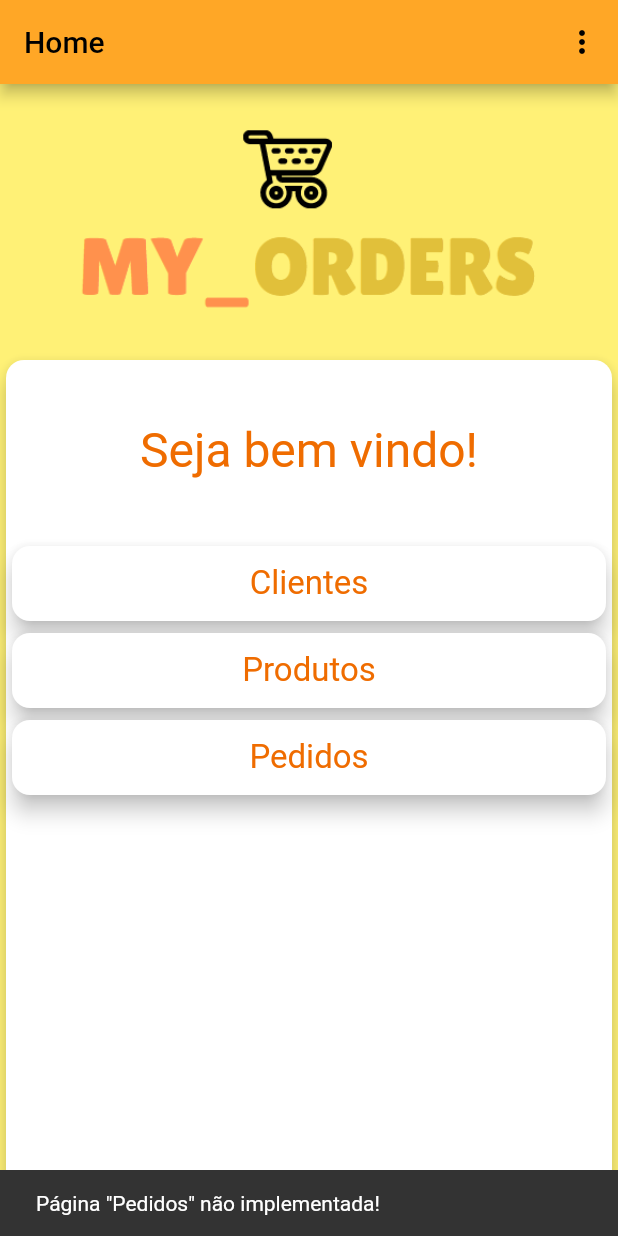
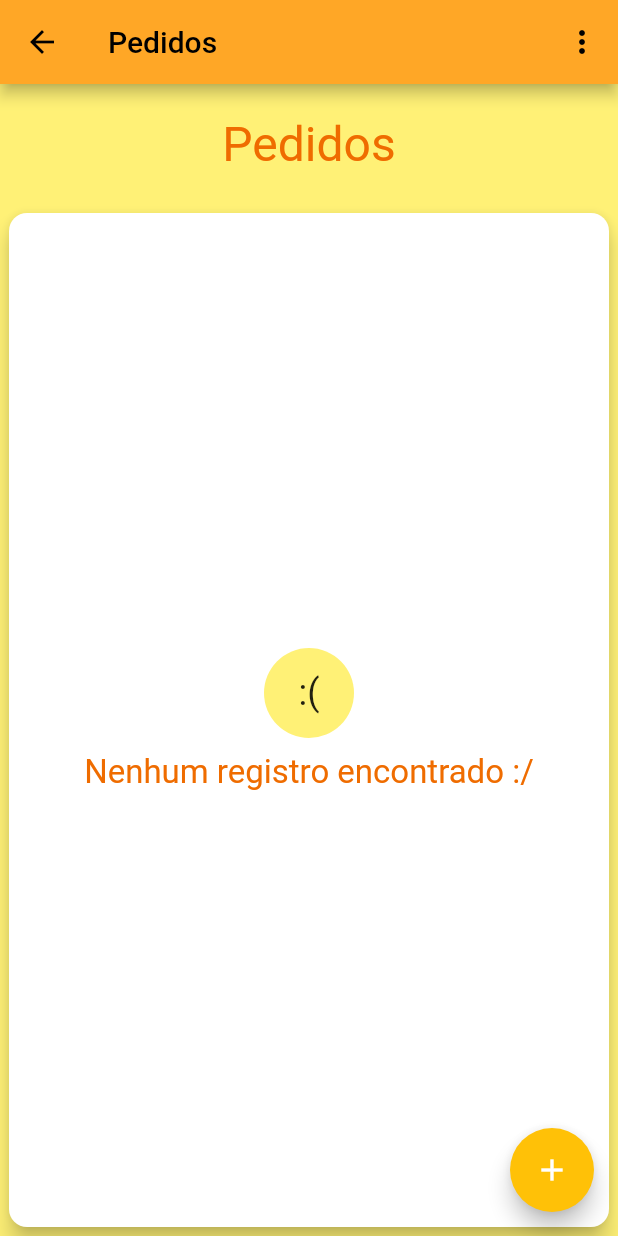
Before and after one commit to joaovperin/my_orders, a Flutter app: the screen it shows after launch, after a tap on "Pedidos", on a phone screen of 412 x 824 dp. Run offline on Flutter 3.47's test engine with Material 2 defaults, Android fonts, the phone set to English and light mode, and no system bars; our stand-ins replace badges, focused_menu, sqflite; accounts and stored records are empty.

Commit message:
fixed login validation, and now printing user name. Also created empty orders page

```diff
--- a/lib/main.dart
+++ b/lib/main.dart
@@ -4,6 +4,8 @@ import 'package:intl/intl.dart';
 import 'package:provider/provider.dart';
 
 import 'modules/home_page.dart';
+import 'modules/order/order_page.dart';
+import 'modules/order/orders_provider.dart';
 import 'modules/user/logged_user_provider.dart';
 import 'modules/customer/customer_page.dart';
 import 'modules/customer/customers_provider.dart';
@@ -114,6 +116,11 @@ class AppRouter extends StatelessWidget {
               create: (ctx) => CustomersProvider(),
               child: CustomerPage(),
             ),
+        // Listagem de pedidos
+        AppRoutes.ORDER_LIST: (ctx) => ChangeNotifierProvider(
+              create: (ctx) => OrdersPageProvider(),
+              child: OrderPage(),
+            ),
       };
 
   @override
--- a/lib/modules/customer/customer_model.dart
+++ b/lib/modules/customer/customer_model.dart
@@ -2,6 +2,18 @@ import 'dart:convert';
 
 import 'package:my_orders/utils/abstract_model.dart';
 
+/// Data access object
+class CustomerDao extends AbstractModelDao<Customer> {
+  static const kTableName = 'customer';
+  const CustomerDao() : super(kTableName);
+
+  @override
+  Customer fromMap(Map<String, dynamic> map) {
+    return Customer.fromMap(map);
+  }
+}
+
+/// Model object
 class Customer extends AbstractModel<Customer> {
   final int id;
   final String name;
--- a/lib/modules/customer/customers_provider.dart
+++ b/lib/modules/customer/customers_provider.dart
@@ -3,11 +3,8 @@ import 'package:my_orders/utils/abstract_model.dart';
 import 'package:my_orders/utils/string_utils.dart';
 
 class CustomersProvider extends AbstractModelListProvider<Customer> {
-  static const kTableName = 'customer';
+  CustomersProvider() : super(CustomerDao());
 
-  CustomersProvider() : super(kTableName);
-
-  @override
   Customer fromMap(Map<String, dynamic> map) {
     return Customer.fromMap(map);
   }
--- a/lib/modules/home_page.dart
+++ b/lib/modules/home_page.dart
@@ -1,4 +1,5 @@
 import 'package:flutter/material.dart';
+import 'package:my_orders/modules/user/logged_user_provider.dart';
 import 'package:my_orders/utils/app-routes.dart';
 import 'package:my_orders/utils/navigator.dart';
 import 'package:my_orders/utils/ui.dart';
@@ -20,7 +21,7 @@ class MyHomePage extends StatelessWidget {
       ),
       body: Column(
         children: [
-          AppLogo(),
+          const AppLogo(),
           Expanded(
             child: SizedBox(
               width: double.infinity,
@@ -33,22 +34,23 @@ class MyHomePage extends StatelessWidget {
   }
 
   Card _card(BuildContext ctx) {
+    final LoggedUserProvider userProvider = LoggedUserProvider.of(ctx);
     return Card(
       child: Column(
         mainAxisAlignment: MainAxisAlignment.start,
         children: <Widget>[
-          const AppTitleText('Seja bem vindo!', height: kSuperiorContainerSize),
-          _itemCard(ctx, 'Clientes', (_) => pushNamed(ctx, AppRoutes.CUSTOMER_LIST)),
-          _itemCard(ctx, 'Produtos', (_) => pushNamed(ctx, AppRoutes.PRODUCT_LIST)),
-          _itemCard(ctx, 'Pedidos', (name) => pageNotImplemented(ctx, name)),
+          AppTitleText('Seja bem vindo, ${userProvider.name}', height: kSuperiorContainerSize),
+          _itemCard(ctx, 'Clientes', () => pushNamed(ctx, AppRoutes.CUSTOMER_LIST)),
+          _itemCard(ctx, 'Produtos', () => pushNamed(ctx, AppRoutes.PRODUCT_LIST)),
+          _itemCard(ctx, 'Pedidos', () => pushNamed(ctx, AppRoutes.ORDER_LIST)),
         ],
       ),
     );
   }
 
-  Widget _itemCard(BuildContext ctx, String text, Function(String) onTap) {
+  Widget _itemCard(BuildContext ctx, String text, GestureTapCallback onTap) {
     return GestureDetector(
-      onTap: () => onTap.call(text),
+      onTap: onTap,
       child: Card(
         child: Container(
           height: kItemCardHeigth,
--- a/lib/modules/order/order_model.dart
+++ b/lib/modules/order/order_model.dart
@@ -2,6 +2,18 @@ import 'dart:convert';
 
 import 'package:my_orders/utils/abstract_model.dart';
 
+/// Data access object
+class OrderDao extends AbstractModelDao<Order> {
+  static const kTableName = 'order';
+  const OrderDao() : super(kTableName);
+
+  @override
+  Order fromMap(Map<String, dynamic> map) {
+    return Order.fromMap(map);
+  }
+}
+
+/// Model object
 class Order extends AbstractModel<Order> {
   final int id;
   final int customerId;
--- /dev/null
+++ b/lib/modules/order/order_page.dart
@@ -0,0 +1,131 @@
+import 'package:flutter/material.dart';
+import 'package:focused_menu/modals.dart';
+import 'package:my_orders/utils/ui.dart';
+import 'package:my_orders/widgets/app_more_buttons_container.dart';
+import 'package:my_orders/widgets/app_title_text.dart';
+import 'package:my_orders/widgets/app_user_menu.dart';
+import 'package:provider/provider.dart';
+
+import 'orders_provider.dart';
+
+class OrderPage extends StatelessWidget {
+  static const title = 'Pedidos';
+
+  OrderPage({Key key}) : super(key: key);
+
+  @override
+  Widget build(BuildContext ctx) {
+    return Scaffold(
+      appBar: AppBar(
+        title: const Text(title),
+        actions: [const AppUserMenu()],
+      ),
+      body: Center(
+        child: Column(
+          children: [
+            const AppTitleText(title),
+            Expanded(
+              child: Container(
+                padding: EdgeInsets.all(2),
+                width: double.infinity,
+                child: Card(
+                  child: _customerList(ctx),
+                ),
+              ),
+            ),
+          ],
+        ),
+      ),
+      floatingActionButton: Column(
+        mainAxisAlignment: MainAxisAlignment.end,
+        children: <Widget>[
+          FloatingActionButton(
+            heroTag: null,
+            onPressed: () => _addNovoRegistro(ctx),
+            tooltip: 'Novo Cliente',
+            child: Icon(Icons.add),
+          ),
+        ],
+      ),
+    );
+  }
+
+  Widget _customerList(BuildContext ctx) {
+    return FutureBuilder(
+      future: Provider.of<OrdersPageProvider>(ctx, listen: false).loadList(),
+      builder: (context, snapshot) => snapshot.connectionState == ConnectionState.waiting
+          ? _loadingBar(ctx)
+          : Consumer<OrdersPageProvider>(
+              child: notFound(),
+              builder: (context, provider, child) {
+                // empty list
+                if (provider.count == 0) {
+                  return child;
+                }
+                return ListView.builder(
+                  itemCount: provider.count,
+                  itemBuilder: (ctx, index) {
+                    final order = provider.getByIndex(index);
+                    final entryDate = provider.fmtEntryDate(order);
+                    final totalValue = provider.fmtTotalValue(order);
+
+                    return ListTile(
+                      leading: Container(
+                        decoration: BoxDecoration(
+                          color: Theme.of(ctx).backgroundColor,
+                          border: Border.all(
+                            color: Theme.of(ctx).accentColor,
+                            width: 2,
+                          ),
+                        ),
+                        padding: EdgeInsets.all(4),
+                        child: SizedBox(
+                          height: 40,
+                          width: 60,
+                          child: FittedBox(
+                            fit: BoxFit.fitWidth,
+                            child: _boldText('# ${order.id}'),
+                          ),
+                        ),
+                      ),
+                      title: _boldText(entryDate),
+                      subtitle: Text(totalValue),
+                      trailing: Row(
+                        mainAxisSize: MainAxisSize.min,
+                        children: <Widget>[
+                          AppMoreButtonsContainer(
+                            menuItems: <FocusedMenuItem>[
+                              FocusedMenuItem(
+                                trailingIcon: Icon(Icons.delete),
+                                title: const Text('Excluir'),
+                                onPressed: () => actionNotImplemented(ctx, 'Excluir Pedido'),
+                              ),
+                            ],
+                          ),
+                        ],
+                      ),
+                    );
+                  },
+                );
+              },
+            ),
+    );
+  }
+
+  Text _boldText(String text) {
+    return Text(
+      text,
+      style: TextStyle(fontWeight: FontWeight.bold),
+    );
+  }
+
+  Widget _loadingBar(BuildContext ctx) {
+    return Center(
+      child: CircularProgressIndicator(),
+    );
+  }
+
+  void _addNovoRegistro(BuildContext ctx) {
+    actionNotImplemented(ctx, 'Adicionar pedido');
+  }
+}
--- a/lib/modules/product/product_model.dart
+++ b/lib/modules/product/product_model.dart
@@ -2,6 +2,18 @@ import 'dart:convert';
 
 import 'package:my_orders/utils/abstract_model.dart';
 
+/// Data access object
+class ProductDao extends AbstractModelDao<Product> {
+  static const kTableName = 'product';
+  const ProductDao() : super(kTableName);
+
+  @override
+  Product fromMap(Map<String, dynamic> map) {
+    return Product.fromMap(map);
+  }
+}
+
+/// Model object
 class Product extends AbstractModel<Product> {
   final int id;
   final String description;
--- a/lib/modules/product/products_provider.dart
+++ b/lib/modules/product/products_provider.dart
@@ -5,14 +5,7 @@ import 'package:my_orders/utils/abstract_model.dart';
 import 'package:my_orders/utils/string_utils.dart';
 
 class ProductsProvider extends AbstractModelListProvider<Product> {
-  static const kTableName = 'product';
-
-  ProductsProvider() : super(kTableName);
-
-  @override
-  Product fromMap(Map<String, dynamic> map) {
-    return Product.fromMap(map);
-  }
+  ProductsProvider() : super(ProductDao());
 
   Future<Product> addRandomRegister() async {
     final idx = count;
--- a/lib/utils/app-routes.dart
+++ b/lib/utils/app-routes.dart
@@ -3,4 +3,5 @@ class AppRoutes {
   static const LOGIN_PAGE = '/login';
   static const PRODUCT_LIST = '/product';
   static const CUSTOMER_LIST = '/customer';
+  static const ORDER_LIST = '/order';
 }
```
Also changed, not shown: lib/modules/login_page.dart (+10 -5 lines), lib/modules/order/order_item/order_item_model.dart (+12 -0 lines), lib/modules/order/order_item/order_items_provider.dart (+1 -8 lines), lib/modules/order/order_provider.dart (deleted, +0 -14 lines), lib/modules/order/orders_provider.dart (added, +33 -0 lines), lib/utils/abstract_model.dart (+33 -9 lines), personal_notes.txt (+30 -0 lines).
